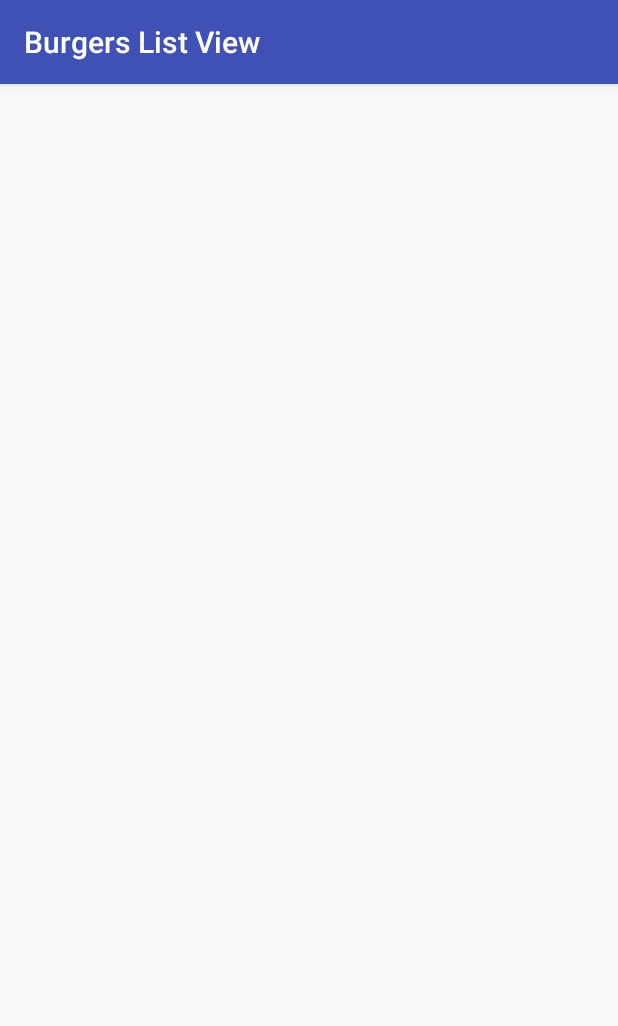
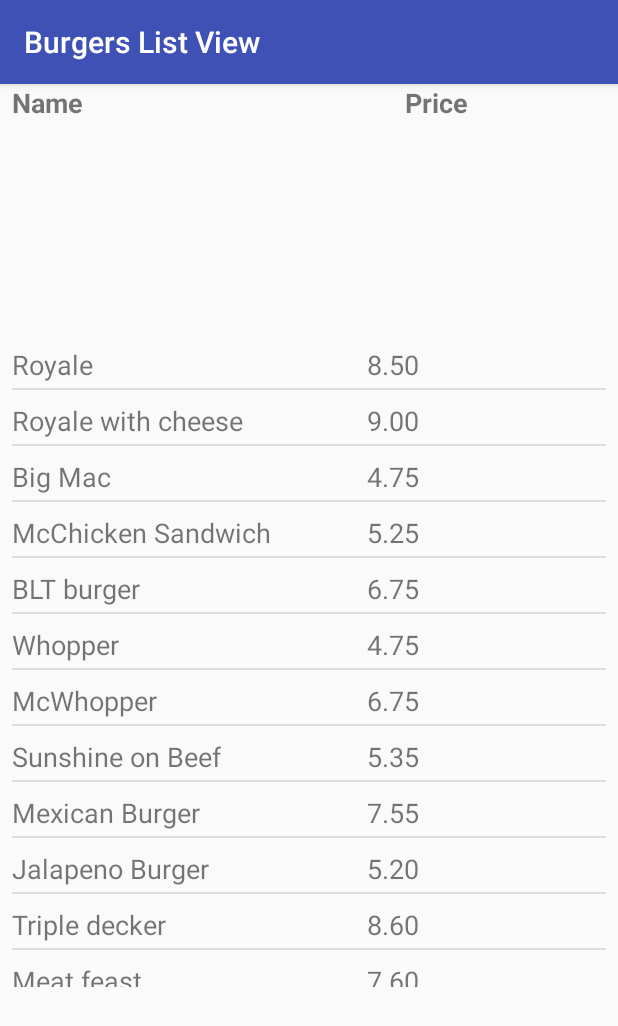
Before and after one commit to GraemeHBrown/week8_day2_hw_ListView, an Android app: the screen it shows after launch (MainActivity), on a phone screen of 412 x 824 dp. Shown: the top 1026 px of the screen. Run offline under Robolectric (Android 15) with nearby library versions, the phone set to English and light mode, and no system bars.

Commit message:
Changed price field to String in Burger class and BurgerList populater.
Created BurgerListAdapter to deal with populating the list.

Used the new adapter in MainActivity class.

```diff
--- a/app/src/main/java/com/codeclan/example/burgerslistview/Burger.java
+++ b/app/src/main/java/com/codeclan/example/burgerslistview/Burger.java
@@ -7,9 +7,9 @@ package com.codeclan.example.burgerslistview;
 public class Burger {
 
     private String name;
-    private Double price;
+    private String price;
 
-    public Burger(String name, Double price){
+    public Burger(String name, String price){
         this.price = price;
         this.name = name;
 
@@ -19,7 +19,7 @@ public class Burger {
         return this.name;
     }
 
-    public Double getPrice() {
+    public String getPrice() {
         return this.price;
     }
 }
--- a/app/src/main/java/com/codeclan/example/burgerslistview/BurgerList.java
+++ b/app/src/main/java/com/codeclan/example/burgerslistview/BurgerList.java
@@ -1,5 +1,6 @@
 package com.codeclan.example.burgerslistview;
 
+import java.text.DecimalFormat;
 import java.util.ArrayList;
 
 /**
@@ -10,20 +11,27 @@ public class BurgerList {
 
     private ArrayList<Burger> burgers;
 
+
     public BurgerList(){
         burgers = new ArrayList<>();
-        burgers.add(new Burger("Royale", 8.50));
-        burgers.add(new Burger("Royale with cheese", 9.00));
-        burgers.add(new Burger("Big Mac", 5.00));
-        burgers.add(new Burger("McChicken Sandwich", 5.75));
-        burgers.add(new Burger("BLT burger", 6.75));
-        burgers.add(new Burger("Whopper", 4.75));
-        burgers.add(new Burger("McWhopper", 6.75));
-        burgers.add(new Burger("Sunshine on Beef", 7.35));
-        burgers.add(new Burger("Mexican Burger", 7.55));
-        burgers.add(new Burger("Jalapeno Burger", 5.20));
-        burgers.add(new Burger("Triple decker", 8.60));
-        burgers.add(new Burger("Meat feast", 8.60));
+        burgers.add(new Burger("Royale", "8.50"));
+        burgers.add(new Burger("Royale with cheese", "9.00"));
+        burgers.add(new Burger("Big Mac", "4.75"));
+        burgers.add(new Burger("McChicken Sandwich", "5.25"));
+        burgers.add(new Burger("BLT burger", "6.75"));
+        burgers.add(new Burger("Whopper", "4.75"));
+        burgers.add(new Burger("McWhopper","6.75"));
+        burgers.add(new Burger("Sunshine on Beef", "5.35"));
+        burgers.add(new Burger("Mexican Burger",  "7.55"));
+        burgers.add(new Burger("Jalapeno Burger", "5.20"));
+        burgers.add(new Burger("Triple decker", "8.60"));
+        burgers.add(new Burger("Meat feast", "7.60"));
+        burgers.add(new Burger("Bacon Double Cheese", "4.60"));
+        burgers.add(new Burger("Triple cheese burger", "9.60"));
+        burgers.add(new Burger("Man vs burger", "5.95"));
+        burgers.add(new Burger("Jarrods special", "2.95"));
+        burgers.add(new Burger("Greek burger", "4.95"));
+        burgers.add(new Burger("Meat feast - 2", "10.95"));
     }
 
     public ArrayList<Burger> getBurgers(){
--- /dev/null
+++ b/app/src/main/java/com/codeclan/example/burgerslistview/BurgerListAdapter.java
@@ -0,0 +1,38 @@
+package com.codeclan.example.burgerslistview;
+
+import android.content.Context;
+import android.support.annotation.NonNull;
+import android.view.LayoutInflater;
+import android.view.View;
+import android.view.ViewGroup;
+import android.widget.ArrayAdapter;
+import android.widget.TextView;
+
+import java.util.ArrayList;
+import java.util.List;
+
+/**
+ * Created by graemebrown on 23/01/2018.
+ */
+
+public class BurgerListAdapter extends ArrayAdapter<Burger> {
+
+    public BurgerListAdapter(@NonNull Context context, @NonNull ArrayList<Burger> burgers) {
+        super(context, 0, burgers);
+    }
+
+    public View getView(int position, View listItemView, ViewGroup parent) {
+        if (listItemView == null) {
+            listItemView = LayoutInflater.from(getContext()).inflate(R.layout.burger_item, parent, false);
+        }
+
+        Burger currentBurger = getItem(position);
+        TextView burgerName = listItemView.findViewById(R.id.burger_name);
+        burgerName.setText(currentBurger.getName());
+
+        TextView burgerPrice = listItemView.findViewById(R.id.burger_price);
+        burgerPrice.setText(currentBurger.getPrice().toString());
+
+        return listItemView;
+    }
+}
--- a/app/src/main/java/com/codeclan/example/burgerslistview/MainActivity.java
+++ b/app/src/main/java/com/codeclan/example/burgerslistview/MainActivity.java
@@ -2,6 +2,7 @@ package com.codeclan.example.burgerslistview;
 
 import android.support.v7.app.AppCompatActivity;
 import android.os.Bundle;
+import android.widget.ListView;
 
 import java.lang.reflect.Array;
 import java.util.ArrayList;
@@ -17,5 +18,8 @@ public class MainActivity extends AppCompatActivity {
         setContentView(R.layout.activity_main);
         burgersList = new BurgerList();
         burgersToDisplay = burgersList.getBurgers();
+        BurgerListAdapter adapter = new BurgerListAdapter(this, burgersToDisplay);
+        ListView listView = findViewById(R.id.list_view);
+        listView.setAdapter(adapter);
     }
 }
--- a/app/src/main/res/layout/activity_main.xml
+++ b/app/src/main/res/layout/activity_main.xml
@@ -9,7 +9,7 @@
     <ListView
         android:id="@+id/list_view"
         android:layout_width="0dp"
-        android:layout_height="0dp"
+        android:layout_height="435dp"
         android:layout_marginBottom="8dp"
         android:layout_marginEnd="8dp"
         android:layout_marginStart="8dp"
@@ -17,6 +17,37 @@
         app:layout_constraintBottom_toBottomOf="parent"
         app:layout_constraintEnd_toEndOf="parent"
         app:layout_constraintStart_toStartOf="parent"
+
         app:layout_constraintTop_toTopOf="parent" />
 
+    <TextView
+        android:id="@+id/textView"
+        android:layout_width="108dp"
+        android:layout_height="31dp"
+        android:layout_marginStart="8dp"
+        android:backgroundTint="?android:attr/textColorHighlight"
+        android:shadowColor="@android:color/holo_blue_bright"
+        android:text="Name"
+        android:textAlignment="textStart"
+        android:textSize="18sp"
+        android:textStyle="bold"
+        app:layout_constraintStart_toStartOf="parent"
+        tools:layout_editor_absoluteY="7dp"
+        tools:ignore="MissingConstraints"
+        android:layout_marginLeft="8dp"
+        android:gravity="start" />
+
+    <TextView
+        android:id="@+id/textView2"
+        android:layout_width="wrap_content"
+        android:layout_height="31dp"
+        android:layout_marginEnd="100dp"
+        android:text="Price"
+        android:textSize="18sp"
+        android:textStyle="bold"
+        app:layout_constraintEnd_toEndOf="parent"
+        tools:layout_editor_absoluteY="7dp"
+        android:layout_marginRight="100dp"
+        tools:ignore="MissingConstraints" />
+
 </android.support.constraint.ConstraintLayout>
--- /dev/null
+++ b/app/src/main/res/layout/burger_item.xml
@@ -0,0 +1,35 @@
+<?xml version="1.0" encoding="utf-8"?>
+<android.support.constraint.ConstraintLayout xmlns:android="http://schemas.android.com/apk/res/android"
+    xmlns:app="http://schemas.android.com/apk/res-auto"
+    xmlns:tools="http://schemas.android.com/tools"
+    android:layout_width="match_parent"
+    android:layout_height="match_parent">
+
+    <TextView
+        android:id="@+id/burger_name"
+        android:layout_width="wrap_content"
+        android:layout_height="28dp"
+        android:layout_marginTop="8dp"
+        android:text="TextView"
+        android:textSize="18sp"
+        app:layout_constraintTop_toTopOf="parent"
+        tools:layout_editor_absoluteX="36dp"
+        tools:ignore="MissingConstraints" />
+
+    <TextView
+        android:id="@+id/burger_price"
+        android:layout_width="wrap_content"
+        android:layout_height="wrap_content"
+        android:layout_marginStart="112dp"
+        android:layout_marginTop="8dp"
+        android:text="TextView"
+        android:textSize="18sp"
+        app:layout_constraintEnd_toEndOf="parent"
+        app:layout_constraintHorizontal_bias="0.5"
+        app:layout_constraintStart_toEndOf="@+id/burger_name"
+        app:layout_constraintStart_toStartOf="parent"
+        app:layout_constraintTop_toTopOf="parent"
+        android:layout_marginLeft="112dp" />
+
+
+</android.support.constraint.ConstraintLayout>
```
